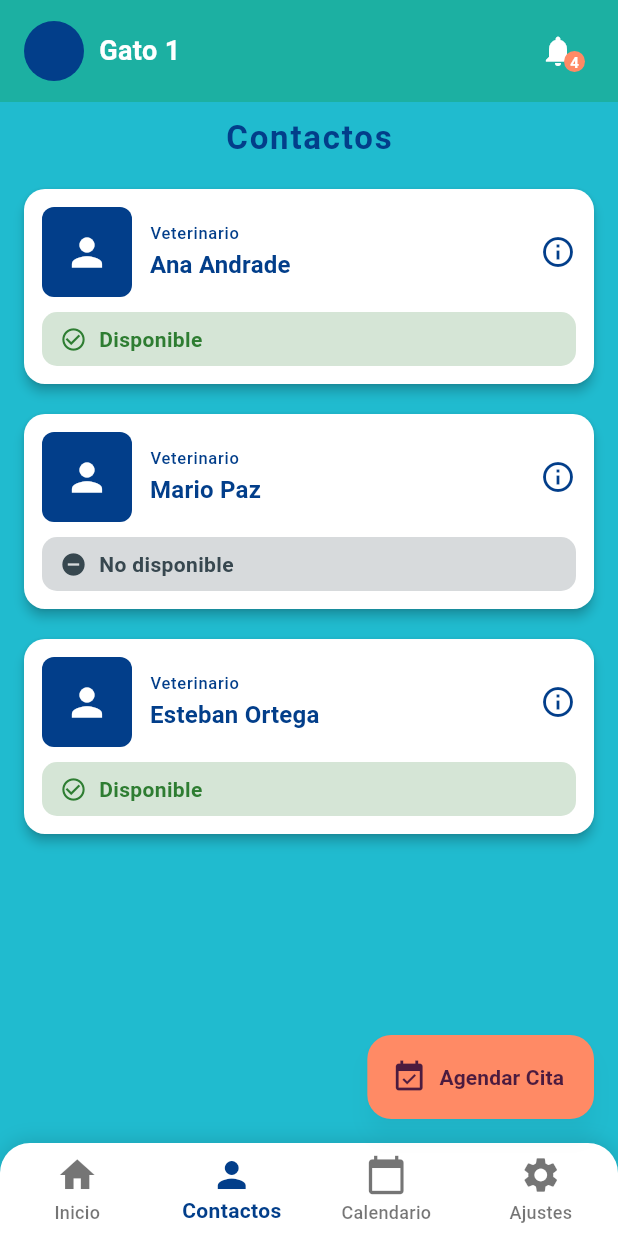
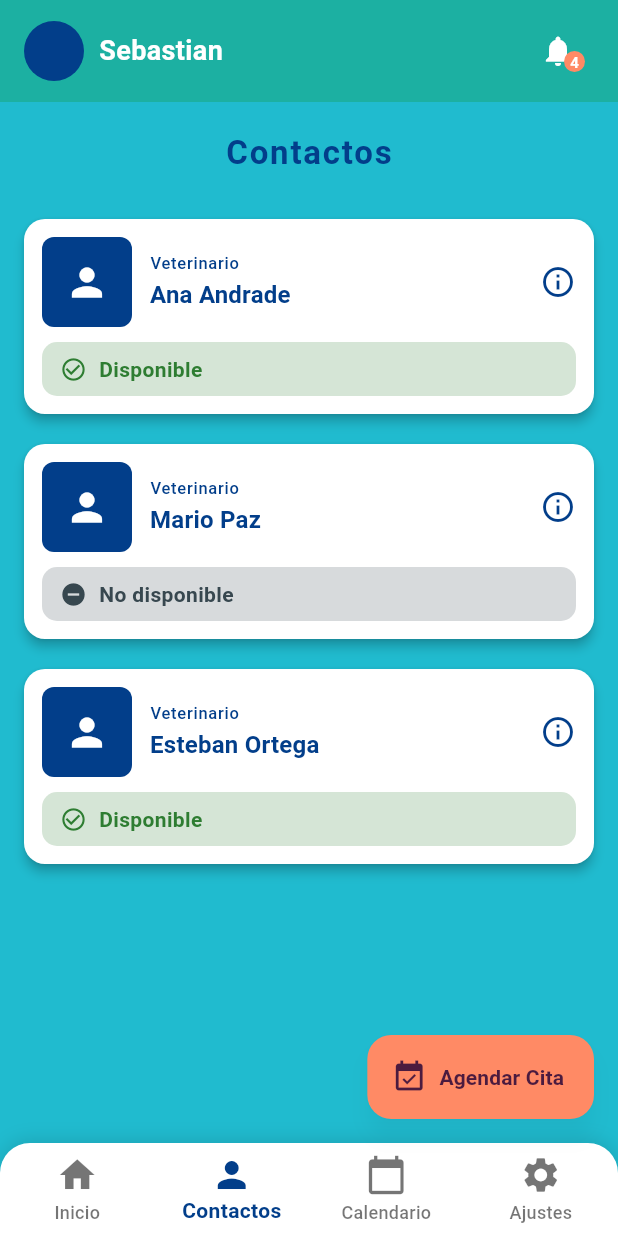
Before and after one commit to SebasAlb/AnimaCare_Front, a Flutter app: the ContactsScreen screen opened by its route, on a phone screen of 412 x 824 dp. Run offline on Flutter 3.47's test engine with Material 3 defaults, Android fonts, the phone set to English and light mode, and no system bars; our stand-ins replace get, get_storage, image_picker, table_calendar; accounts and stored records are empty; network calls fail.

Commit message:
Update contacts_screen.dart

```diff
--- a/lib/presentation/screens/contacts/Contact_Principal/contacts_screen.dart
+++ b/lib/presentation/screens/contacts/Contact_Principal/contacts_screen.dart
@@ -21,9 +21,9 @@ class ContactsScreen extends StatelessWidget {
       body: SafeArea(
         child: Column(
           children: <Widget>[
-            const CustomHeader(petName: 'Gato 1'),
+            const CustomHeader(petName: 'Sebastian'),
             Padding(
-              padding: const EdgeInsets.symmetric(vertical: 10),
+              padding: const EdgeInsets.symmetric(vertical: 20),
               child: Center(
                 child: Text(
                   'Contactos',
```
